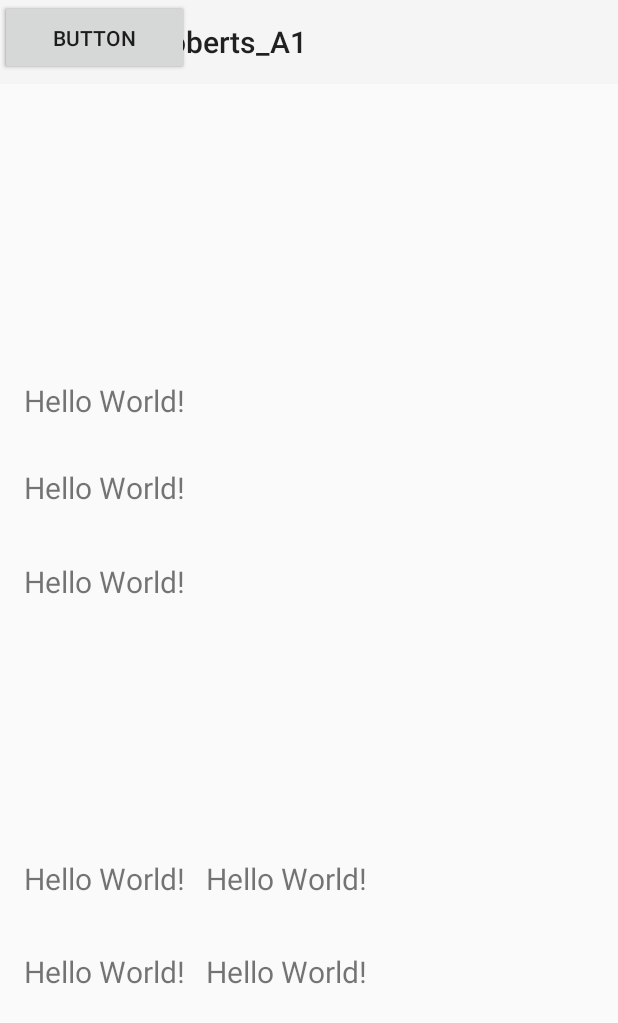
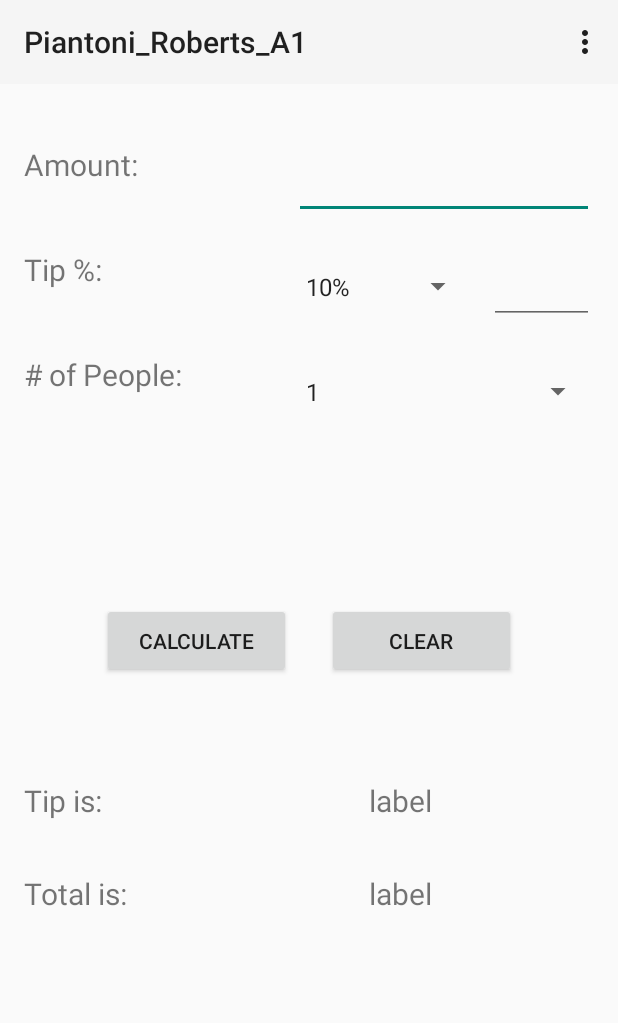
Before and after one commit to HimeEnthusiast/Android-Assignment-1, an Android app: the screen it shows after launch (MainActivity), on a phone screen of 412 x 824 dp. Shown: the top 1023 px of the screen. Run offline under Robolectric (Android 15) with nearby library versions, the phone set to English and light mode, and no system bars.

Commit message:
Did more stuff

```diff
--- a/app/src/main/java/ca/sheridancollege/piantoni_roberts_a1/MainActivity.kt
+++ b/app/src/main/java/ca/sheridancollege/piantoni_roberts_a1/MainActivity.kt
@@ -1,7 +1,14 @@
 package ca.sheridancollege.piantoni_roberts_a1
 
+import android.content.DialogInterface
 import androidx.appcompat.app.AppCompatActivity
 import android.os.Bundle
+import android.view.Menu
+import android.view.MenuItem
+import android.view.View
+import android.widget.*
+import androidx.appcompat.app.AlertDialog
+import androidx.core.view.isVisible
 import kotlinx.android.synthetic.main.activity_main.*
 
 class MainActivity : AppCompatActivity() {
@@ -10,6 +17,99 @@ class MainActivity : AppCompatActivity() {
         super.onCreate(savedInstanceState)
         setContentView(R.layout.activity_main)
 
+//    Labels
+        val tipIs = findViewById<TextView>(R.id.tipIs)
+        val totalIs = findViewById<TextView>(R.id.totalIs)
+        val perPerson = findViewById<TextView>(R.id.totalPerPerson)
+        val perPersonTitle = findViewById<TextView>(R.id.perPersonTitle)
+
+//    Buttons
+        val calculate = findViewById<Button>(R.id.calculateButton)
+        val clear = findViewById<Button>(R.id.clearButton)
+//
+//    Spinners
+        val chooseTip = findViewById<Spinner>(R.id.chooseTipPercent)
+        val peopleNum = findViewById<Spinner>(R.id.setPeople)
+
+//    Text Edits
+        val setAmount = findViewById<EditText>(R.id.setAmount)
+        val setTip = findViewById<EditText>(R.id.setTipPercent)
+
+//    Arrays
+        val people = resources.getStringArray(R.array.people_amount)
+        val tip = resources.getStringArray(R.array.tip_amount)
+
         setSupportActionBar(findViewById(R.id.toolbar))
+
+//        Fill Spinners
+        if (peopleNum != null) {
+            val peopleAdapter = ArrayAdapter( this, android.R.layout.simple_spinner_item, people)
+            peopleNum.adapter = peopleAdapter
+        }
+
+        if (chooseTip != null) {
+            val tipAdapter = ArrayAdapter( this, android.R.layout.simple_spinner_item, tip)
+            chooseTip.adapter = tipAdapter
+        }
+
+//    Disabling TextEdits
+        chooseTip.onItemSelectedListener = object : AdapterView.OnItemSelectedListener {
+            override fun onNothingSelected(parent: AdapterView<*>?) {
+            }
+
+            override fun onItemSelected(
+                parent: AdapterView<*>?,
+                view: View?,
+                position: Int,
+                id: Long
+            ) {
+                setTip.isEnabled = !chooseTip.selectedItem.toString().equals("Other")
+            }
+        }
+
+        peopleNum.onItemSelectedListener = object : AdapterView.OnItemSelectedListener {
+            override fun onNothingSelected(parent: AdapterView<*>?) {
+            }
+
+            override fun onItemSelected(
+                parent: AdapterView<*>?,
+                view: View?,
+                position: Int,
+                id: Long
+            ) {
+                perPerson.isVisible = !setPeople.selectedItem.toString().equals("1")
+                perPersonTitle.isVisible = !setPeople.selectedItem.toString().equals("1")
+            }
+        }
+    }
+
+//    Validating
+
+//    This adds the about button to the menu
+    override fun onCreateOptionsMenu(menu: Menu): Boolean {
+        menuInflater.inflate(R.menu.toolbar_menu, menu)
+        return true
+    }
+
+//    Creating a close button for the alert dialog
+    val closeButton = { dialog: DialogInterface, which: Int ->
+        Toast.makeText(applicationContext,
+            "Close", Toast.LENGTH_SHORT).show()
+    }
+
+//    Actions for the menu
+    override fun onOptionsItemSelected(item: MenuItem) = when (item.itemId) {
+        R.id.about_button -> {
+            val aboutDialog = AlertDialog.Builder(this)
+                aboutDialog.setTitle("About")
+                aboutDialog.setMessage("This is our tip calculator! <3")
+                aboutDialog.setNegativeButton("Close", closeButton)
+                aboutDialog.show()
+            true
+        }
+
+        else -> {
+            super.onOptionsItemSelected(item)
+        }
     }
 }
--- a/app/src/main/res/layout/activity_main.xml
+++ b/app/src/main/res/layout/activity_main.xml
@@ -7,143 +7,181 @@
     tools:context=".MainActivity">
 
     <TextView
-        android:layout_width="110dp"
-        android:layout_height="35dp"
-        android:text="Hello World!"
+        android:id="@+id/textView5"
+        android:layout_width="150dp"
+        android:layout_height="50dp"
+        android:layout_marginStart="16dp"
+        android:layout_marginLeft="16dp"
+        android:layout_marginTop="40dp"
+        android:text="@string/amount"
         android:textSize="20sp"
-        app:layout_constraintBottom_toBottomOf="parent"
-        app:layout_constraintHorizontal_bias="0.053"
-        app:layout_constraintLeft_toLeftOf="parent"
-        app:layout_constraintRight_toRightOf="parent"
-        app:layout_constraintTop_toTopOf="parent"
-        app:layout_constraintVertical_bias="0.321" />
+        app:layout_constraintStart_toStartOf="parent"
+        app:layout_constraintTop_toBottomOf="@+id/toolbar" />
+
+    <EditText
+        android:id="@+id/setAmount"
+        android:layout_width="200dp"
+        android:layout_height="50dp"
+        android:layout_marginTop="40dp"
+        android:layout_marginEnd="16dp"
+        android:layout_marginRight="16dp"
+        android:ems="10"
+        android:inputType="number"
+        app:layout_constraintEnd_toEndOf="parent"
+        app:layout_constraintTop_toBottomOf="@+id/toolbar" />
+
+    <Spinner
+        android:id="@+id/chooseTipPercent"
+        android:layout_width="120dp"
+        android:layout_height="50dp"
+        android:layout_marginTop="20dp"
+        android:layout_marginEnd="10dp"
+        android:layout_marginRight="10dp"
+        android:spinnerMode="dropdown"
+        app:layout_constraintEnd_toStartOf="@+id/setTipPercent"
+        app:layout_constraintTop_toBottomOf="@+id/setAmount" />
+
+    <EditText
+        android:id="@+id/setTipPercent"
+        android:layout_width="70dp"
+        android:layout_height="50dp"
+        android:layout_marginTop="20dp"
+        android:layout_marginEnd="16dp"
+        android:layout_marginRight="16dp"
+        android:ems="10"
+        android:inputType="number"
+        app:layout_constraintEnd_toEndOf="parent"
+        app:layout_constraintTop_toBottomOf="@+id/setAmount" />
+
+    <Button
+        android:id="@+id/calculateButton"
+        android:layout_width="126dp"
+        android:layout_height="50dp"
+        android:layout_marginStart="68dp"
+        android:layout_marginLeft="68dp"
+        android:layout_marginTop="116dp"
+        android:text="@string/calculate"
+        app:layout_constraintStart_toStartOf="parent"
+        app:layout_constraintTop_toBottomOf="@+id/textView2" />
+
+    <Button
+        android:id="@+id/clearButton"
+        android:layout_width="126dp"
+        android:layout_height="50dp"
+        android:layout_marginTop="116dp"
+        android:layout_marginEnd="68dp"
+        android:layout_marginRight="68dp"
+        android:text="@string/clear"
+        app:layout_constraintEnd_toEndOf="parent"
+        app:layout_constraintTop_toBottomOf="@+id/setPeople" />
+
+    <TextView
+        android:id="@+id/textView2"
+        android:layout_width="150dp"
+        android:layout_height="50dp"
+        android:layout_marginStart="16dp"
+        android:layout_marginLeft="16dp"
+        android:layout_marginTop="20dp"
+        android:text="@string/numberofpeople"
+        android:textSize="20sp"
+        app:layout_constraintStart_toStartOf="parent"
+        app:layout_constraintTop_toBottomOf="@+id/textView" />
+
+    <Spinner
+        android:id="@+id/setPeople"
+        android:layout_width="200dp"
+        android:layout_height="50dp"
+        android:layout_marginTop="20dp"
+        android:layout_marginEnd="16dp"
+        android:layout_marginRight="16dp"
+        app:layout_constraintEnd_toEndOf="parent"
+        app:layout_constraintTop_toBottomOf="@+id/chooseTipPercent" />
 
     <TextView
         android:id="@+id/textView"
-        android:layout_width="110dp"
-        android:layout_height="35dp"
-        android:text="Hello World!"
+        android:layout_width="150dp"
+        android:layout_height="50dp"
+        android:layout_marginStart="16dp"
+        android:layout_marginLeft="16dp"
+        android:layout_marginTop="20dp"
+        android:text="@string/tippercent"
         android:textSize="20sp"
-        app:layout_constraintBottom_toBottomOf="parent"
-        app:layout_constraintHorizontal_bias="0.053"
-        app:layout_constraintLeft_toLeftOf="parent"
-        app:layout_constraintRight_toRightOf="parent"
-        app:layout_constraintTop_toTopOf="parent"
-        app:layout_constraintVertical_bias="0.395" />
+        app:layout_constraintStart_toStartOf="parent"
+        app:layout_constraintTop_toBottomOf="@+id/textView5" />
 
     <TextView
-        android:id="@+id/textView2"
-        android:layout_width="110dp"
-        android:layout_height="35dp"
-        android:text="Hello World!"
+        android:id="@+id/tipIs"
+        android:layout_width="150dp"
+        android:layout_height="50dp"
+        android:layout_marginTop="68dp"
+        android:layout_marginEnd="16dp"
+        android:layout_marginRight="16dp"
+        android:text="label"
         android:textSize="20sp"
-        app:layout_constraintBottom_toBottomOf="parent"
-        app:layout_constraintHorizontal_bias="0.053"
-        app:layout_constraintLeft_toLeftOf="parent"
-        app:layout_constraintRight_toRightOf="parent"
-        app:layout_constraintTop_toTopOf="parent"
-        app:layout_constraintVertical_bias="0.474" />
+        app:layout_constraintEnd_toEndOf="parent"
+        app:layout_constraintTop_toBottomOf="@+id/clearButton" />
 
     <TextView
         android:id="@+id/textView3"
-        android:layout_width="110dp"
-        android:layout_height="35dp"
-        android:text="Hello World!"
+        android:layout_width="150dp"
+        android:layout_height="50dp"
+        android:layout_marginStart="16dp"
+        android:layout_marginLeft="16dp"
+        android:layout_marginTop="68dp"
+        android:text="@string/tipis"
         android:textSize="20sp"
-        app:layout_constraintBottom_toBottomOf="parent"
-        app:layout_constraintHorizontal_bias="0.053"
-        app:layout_constraintLeft_toLeftOf="parent"
-        app:layout_constraintRight_toRightOf="parent"
-        app:layout_constraintTop_toTopOf="parent"
-        app:layout_constraintVertical_bias="0.725" />
+        app:layout_constraintStart_toStartOf="parent"
+        app:layout_constraintTop_toBottomOf="@+id/calculateButton" />
 
     <TextView
-        android:id="@+id/textView4"
-        android:layout_width="110dp"
-        android:layout_height="35dp"
-        android:text="Hello World!"
+        android:id="@+id/totalIs"
+        android:layout_width="150dp"
+        android:layout_height="50dp"
+        android:layout_marginTop="12dp"
+        android:layout_marginEnd="16dp"
+        android:layout_marginRight="16dp"
+        android:text="label"
         android:textSize="20sp"
-        app:layout_constraintBottom_toBottomOf="parent"
-        app:layout_constraintHorizontal_bias="0.455"
+        app:layout_constraintEnd_toEndOf="parent"
+        app:layout_constraintTop_toBottomOf="@+id/tipIs" />
+
+    <TextView
+        android:id="@+id/perPersonTitle"
+        android:layout_width="150dp"
+        android:layout_height="50dp"
+        android:layout_marginStart="16dp"
+        android:layout_marginLeft="16dp"
+        android:layout_marginTop="20dp"
+        android:text="@string/perperson"
+        android:textSize="20sp"
         app:layout_constraintLeft_toLeftOf="parent"
-        app:layout_constraintRight_toRightOf="parent"
-        app:layout_constraintTop_toTopOf="parent"
-        app:layout_constraintVertical_bias="0.725" />
+        app:layout_constraintStart_toStartOf="parent"
+        app:layout_constraintTop_toBottomOf="@+id/textView8" />
+
+    <TextView
+        android:id="@+id/totalPerPerson"
+        android:layout_width="150dp"
+        android:layout_height="50dp"
+        android:layout_marginTop="20dp"
+        android:layout_marginEnd="16dp"
+        android:layout_marginRight="16dp"
+        android:text="label"
+        android:textSize="20sp"
+        app:layout_constraintEnd_toEndOf="parent"
+        app:layout_constraintTop_toBottomOf="@+id/totalIs" />
 
     <TextView
         android:id="@+id/textView8"
-        android:layout_width="110dp"
-        android:layout_height="35dp"
-        android:text="Hello World!"
+        android:layout_width="150dp"
+        android:layout_height="50dp"
+        android:layout_marginStart="16dp"
+        android:layout_marginLeft="16dp"
+        android:layout_marginTop="12dp"
+        android:text="@string/totalis"
         android:textSize="20sp"
-        app:layout_constraintBottom_toBottomOf="parent"
-        app:layout_constraintHorizontal_bias="0.053"
         app:layout_constraintLeft_toLeftOf="parent"
-        app:layout_constraintRight_toRightOf="parent"
-        app:layout_constraintTop_toTopOf="parent"
-        app:layout_constraintVertical_bias="0.804" />
-
-    <TextView
-        android:id="@+id/textView9"
-        android:layout_width="110dp"
-        android:layout_height="35dp"
-        android:text="Hello World!"
-        android:textSize="20sp"
-        app:layout_constraintBottom_toBottomOf="parent"
-        app:layout_constraintHorizontal_bias="0.455"
-        app:layout_constraintLeft_toLeftOf="parent"
-        app:layout_constraintRight_toRightOf="parent"
-        app:layout_constraintTop_toTopOf="parent"
-        app:layout_constraintVertical_bias="0.804" />
-
-    <Button
-        android:id="@+id/button"
-        android:layout_width="126dp"
-        android:layout_height="50dp"
-        android:text="Button"
-        tools:layout_editor_absoluteX="16dp"
-        tools:layout_editor_absoluteY="393dp" />
-
-    <Button
-        android:id="@+id/button2"
-        android:layout_width="126dp"
-        android:layout_height="50dp"
-        android:text="Button"
-        tools:layout_editor_absoluteX="158dp"
-        tools:layout_editor_absoluteY="393dp" />
-
-    <Spinner
-        android:id="@+id/spinner"
-        android:layout_width="110dp"
-        android:layout_height="35dp"
-        android:spinnerMode="dropdown"
-        tools:layout_editor_absoluteX="137dp"
-        tools:layout_editor_absoluteY="275dp" />
-
-    <Spinner
-        android:id="@+id/spinner2"
-        android:layout_width="229dp"
-        android:layout_height="35dp"
-        tools:layout_editor_absoluteX="137dp"
-        tools:layout_editor_absoluteY="330dp" />
-
-    <EditText
-        android:id="@+id/editText"
-        android:layout_width="229dp"
-        android:layout_height="35dp"
-        android:ems="10"
-        android:inputType="number"
-        tools:layout_editor_absoluteX="137dp"
-        tools:layout_editor_absoluteY="224dp" />
-
-    <EditText
-        android:id="@+id/editText4"
-        android:layout_width="110dp"
-        android:layout_height="35dp"
-        android:ems="10"
-        android:inputType="number"
-        tools:layout_editor_absoluteX="256dp"
-        tools:layout_editor_absoluteY="275dp" />
+        app:layout_constraintStart_toStartOf="parent"
+        app:layout_constraintTop_toBottomOf="@+id/textView3" />
 
     <androidx.appcompat.widget.Toolbar
         android:id="@+id/toolbar"
@@ -154,6 +192,7 @@
         android:theme="@style/ThemeOverlay.AppCompat.ActionBar"
         app:popupTheme="@style/ThemeOverlay.AppCompat.Light"
         tools:layout_editor_absoluteX="0dp"
-        tools:layout_editor_absoluteY="0dp" />
+        tools:layout_editor_absoluteY="0dp"
+        />
 
 </androidx.constraintlayout.widget.ConstraintLayout>
--- /dev/null
+++ b/app/src/main/res/menu/toolbar_menu.xml
@@ -0,0 +1,8 @@
+<?xml version="1.0" encoding="utf-8"?>
+<menu xmlns:android="http://schemas.android.com/apk/res/android">
+    <item
+        android:id="@+id/about_button"
+        android:showAsAction="never"
+        android:title="@string/about"
+         />
+</menu>
--- a/app/src/main/res/values/strings.xml
+++ b/app/src/main/res/values/strings.xml
@@ -1,3 +1,30 @@
 <resources>
     <string name="app_name">Piantoni_Roberts_A1</string>
+    <string name="amount">Amount:</string>
+    <string name="tippercent">Tip %:</string>
+    <string name="numberofpeople"># of People:</string>
+    <string name="calculate">Calculate</string>
+    <string name="clear">Clear</string>
+    <string name="tipis">Tip is:</string>
+    <string name="totalis">Total is:</string>
+    <string name="perperson">Per Person:</string>
+    <string name="about">About</string>
+    <string-array name="people_amount">
+        <item>1</item>
+        <item>2</item>
+        <item>3</item>
+        <item>4</item>
+        <item>5</item>
+        <item>6</item>
+        <item>7</item>
+        <item>8</item>
+        <item>9</item>
+        <item>10</item>
+    </string-array>
+    <string-array name="tip_amount">
+        <item>10%</item>
+        <item>15%</item>
+        <item>20%</item>
+        <item>Other</item>
+    </string-array>
 </resources>
```
